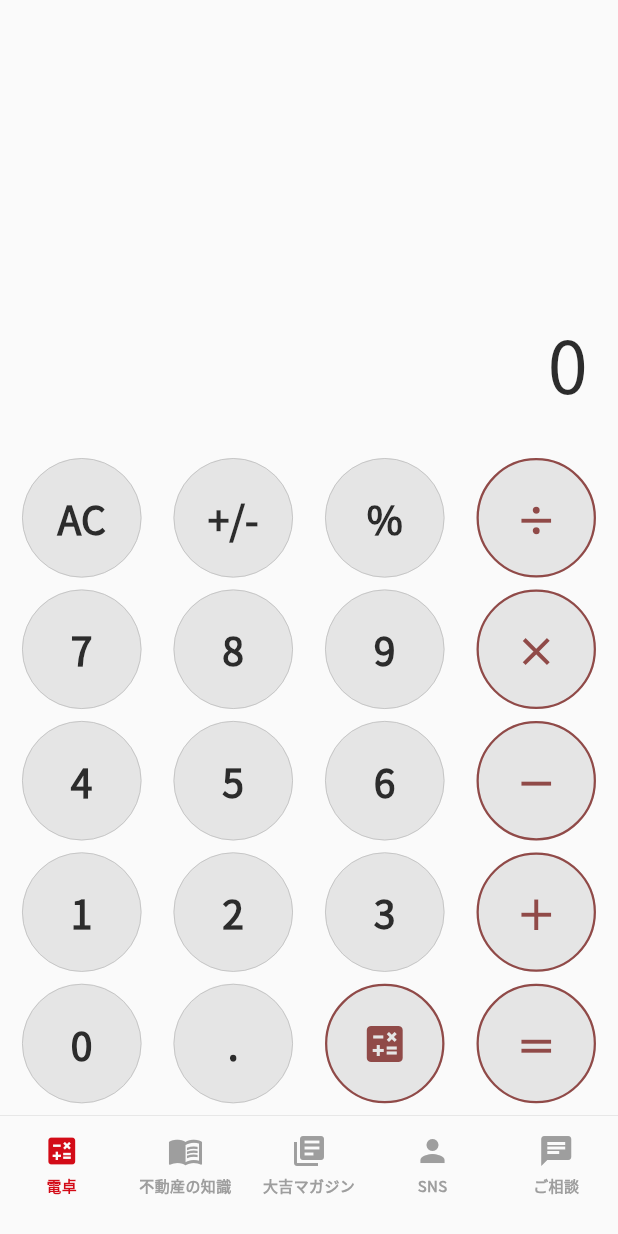
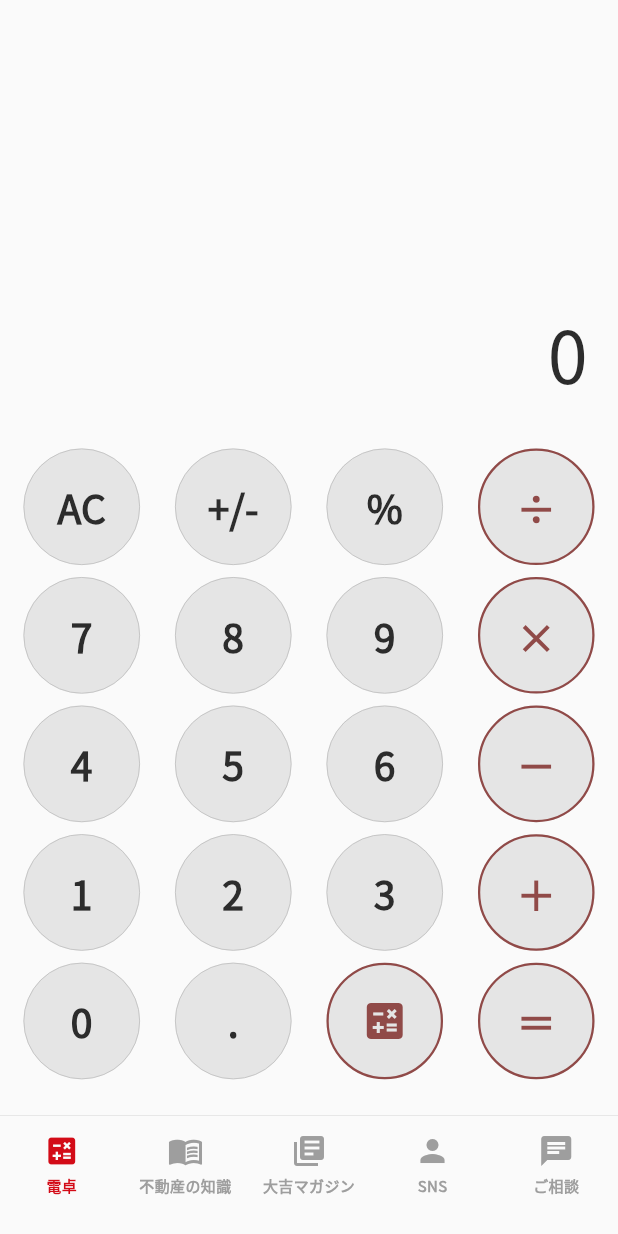
Before and after one commit to sekiguchimend/loan-simulation, a Flutter app: the screen it shows after launch, on a phone screen of 412 x 824 dp. Run offline on Flutter 3.47's test engine with Material 3 defaults, Android fonts, the phone set to English and light mode, and no system bars; our stand-ins replace cached_network_image, flutter_dotenv, flutter_hooks, flutter_markdown, font_awesome_flutter, hooks_riverpod and 1 more; accounts and stored records are empty.

Commit message:
add padding

```diff
--- a/lib/pages/loansimulator/loansimulator_screen.dart
+++ b/lib/pages/loansimulator/loansimulator_screen.dart
@@ -493,6 +493,7 @@ class LoanSimulatorScreen extends HookConsumerWidget {
               ),
             ),
           ),
+          SizedBox(height: 16), // 下部余白
         ],
       ),
       ),
--- a/pubspec.yaml
+++ b/pubspec.yaml
@@ -16,7 +16,7 @@ publish_to: 'none' # Remove this line if you wish to publish to pub.dev
 # https://developer.apple.com/library/archive/documentation/General/Reference/InfoPlistKeyReference/Articles/CoreFoundationKeys.html
 # In Windows, build-name is used as the major, minor, and patch parts
 # of the product and file versions while build-number is used as the build suffix.
-version: 1.0.0+9
+version: 1.0.0+10
 
 environment:
   sdk: ^3.5.4
```
